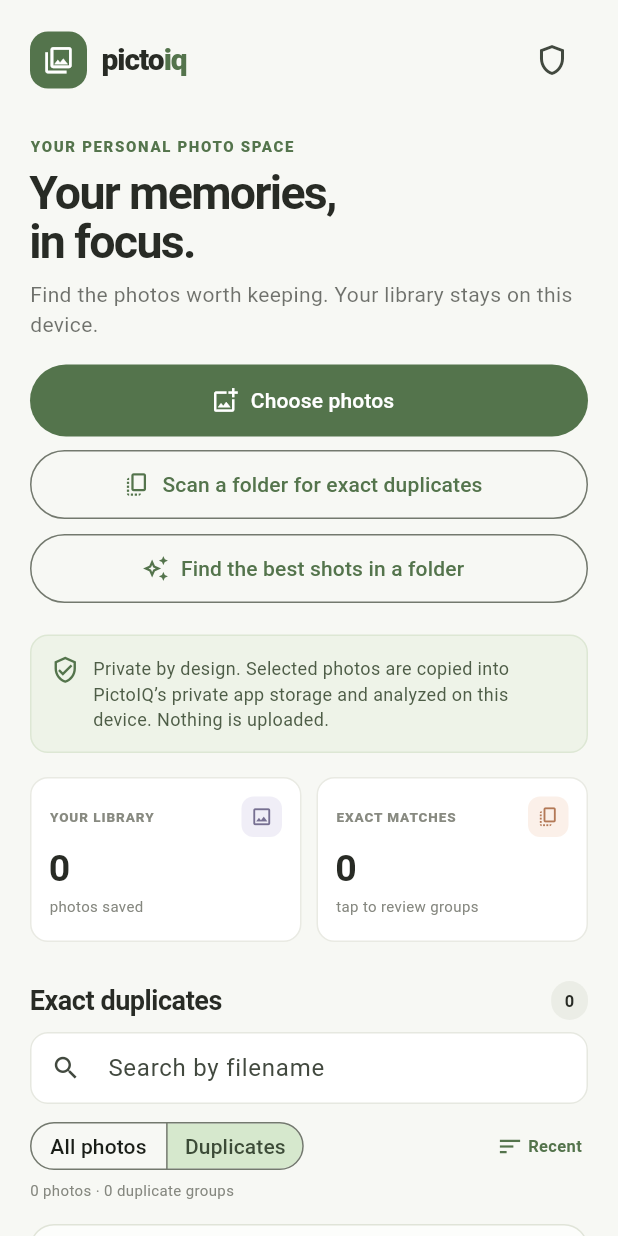
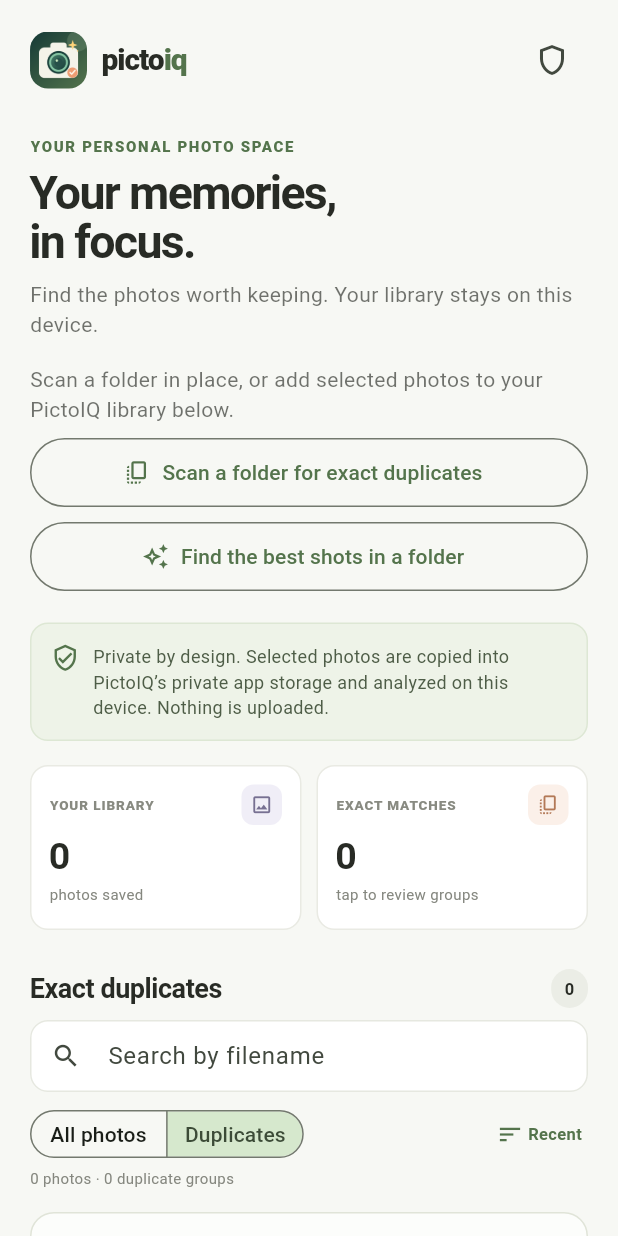
Before and after one commit to bp-develop/PictoIQ, a Flutter app: the screen it shows after launch, after a tap on "EXACT MATCHES", on a phone screen of 412 x 824 dp. Run offline on Flutter 3.47's test engine with Material 3 defaults, Android fonts, the phone set to English and light mode, and no system bars; our stand-ins replace image_picker, sqflite; missing offline and left inert: google_mlkit_face_detection, saf; accounts and stored records are empty.

Commit message:
Refine library import and scan navigation

```diff
--- a/mobile/lib/main.dart
+++ b/mobile/lib/main.dart
@@ -46,6 +46,7 @@ class _LibraryPageState extends State<LibraryPage> {
   final _picker = ImagePicker();
   final _folderScanner = FolderDuplicateScanner();
   final _searchController = TextEditingController();
+  final _libraryHeadingKey = GlobalKey();
   List<PhotoAsset> _photos = [];
   FolderScanResult? _folderScan;
   FolderScanResult? _bestShotsScan;
@@ -154,6 +155,7 @@ class _LibraryPageState extends State<LibraryPage> {
             _folderScan = result;
           }
         });
+        _scrollToLibrary();
         _showMessage(
           result.duplicateGroups.isEmpty
               ? bestShots
@@ -184,6 +186,19 @@ class _LibraryPageState extends State<LibraryPage> {
         });
       }
     }
+  }
+
+  void _scrollToLibrary() {
+    WidgetsBinding.instance.addPostFrameCallback((_) {
+      final target = _libraryHeadingKey.currentContext;
+      if (!mounted || target == null) return;
+      Scrollable.ensureVisible(
+        target,
+        alignment: 0,
+        duration: const Duration(milliseconds: 450),
+        curve: Curves.easeOutCubic,
+      );
+    });
   }
 
   Future<void> _deleteNewerCopies(FolderDuplicateGroup group) async {
@@ -475,19 +490,6 @@ class _LibraryPageState extends State<LibraryPage> {
                 child: _summary(duplicateGroups.length),
               ),
             ),
-            SliverPadding(
-              padding: const EdgeInsets.fromLTRB(20, 22, 20, 8),
-              sliver: SliverToBoxAdapter(
-                child: _libraryHeading(visiblePhotos.length),
-              ),
-            ),
-            if (!_loading)
-              SliverPadding(
-                padding: const EdgeInsets.fromLTRB(20, 0, 20, 8),
-                sliver: SliverToBoxAdapter(
-                  child: _libraryControls(duplicateGroups),
-                ),
-              ),
             if ((_scanningFolder && !_scanningBestShots) ||
                 _folderScan != null ||
                 _folderScanError != null)
@@ -504,6 +506,20 @@ class _LibraryPageState extends State<LibraryPage> {
                 padding: const EdgeInsets.fromLTRB(20, 0, 20, 12),
                 sliver: SliverToBoxAdapter(
                   child: _folderScanSection(bestShots: true),
+                ),
+              ),
+            SliverPadding(
+              padding: const EdgeInsets.fromLTRB(20, 22, 20, 8),
+              sliver: SliverToBoxAdapter(
+                key: _libraryHeadingKey,
+                child: _libraryHeading(visiblePhotos.length),
+              ),
+            ),
+            if (!_loading)
+              SliverPadding(
+                padding: const EdgeInsets.fromLTRB(20, 0, 20, 8),
+                sliver: SliverToBoxAdapter(
+                  child: _libraryControls(duplicateGroups),
                 ),
               ),
             if (_loading)
@@ -567,17 +583,13 @@ class _LibraryPageState extends State<LibraryPage> {
     children: [
       Row(
         children: [
-          Container(
-            width: 38,
-            height: 38,
-            decoration: BoxDecoration(
-              color: _green,
-              borderRadius: BorderRadius.circular(12),
-            ),
-            child: const Icon(
-              Icons.photo_library_outlined,
-              color: Colors.white,
-              size: 21,
+          ClipRRect(
+            borderRadius: BorderRadius.circular(12),
+            child: Image.asset(
+              'assets/brand/pictoiq-icon.png',
+              width: 38,
+              height: 38,
+              fit: BoxFit.cover,
             ),
           ),
           const SizedBox(width: 10),
@@ -634,26 +646,9 @@ class _LibraryPageState extends State<LibraryPage> {
         style: TextStyle(color: _ink.withValues(alpha: .66), height: 1.45),
       ),
       const SizedBox(height: 17),
-      SizedBox(
-        width: double.infinity,
-        child: FilledButton.icon(
-          onPressed: _loading || _importing || _scanningFolder
-              ? null
-              : _choosePhotos,
-          icon: _importing
-              ? const SizedBox(
-                  width: 18,
-                  height: 18,
-                  child: CircularProgressIndicator(strokeWidth: 2),
-                )
-              : const Icon(Icons.add_photo_alternate_outlined),
-          label: Text(_importing ? 'Adding photos…' : 'Choose photos'),
-          style: FilledButton.styleFrom(
-            minimumSize: const Size.fromHeight(48),
-            backgroundColor: _green,
-            foregroundColor: Colors.white,
-          ),
-        ),
+      Text(
+        'Scan a folder in place, or add selected photos to your PictoIQ library below.',
+        style: TextStyle(color: _ink.withValues(alpha: .66), height: 1.45),
       ),
       if (Platform.isAndroid) ...[
         const SizedBox(height: 8),
@@ -848,6 +843,27 @@ class _LibraryPageState extends State<LibraryPage> {
           style: const TextStyle(fontSize: 11, fontWeight: FontWeight.w700),
         ),
       ),
+      if (!_duplicatesOnly) ...[
+        const SizedBox(width: 8),
+        OutlinedButton.icon(
+          onPressed: _loading || _importing || _scanningFolder
+              ? null
+              : _choosePhotos,
+          icon: _importing
+              ? const SizedBox(
+                  width: 15,
+                  height: 15,
+                  child: CircularProgressIndicator(strokeWidth: 2),
+                )
+              : const Icon(Icons.add_photo_alternate_outlined, size: 17),
+          label: Text(_importing ? 'Adding…' : 'Add photos'),
+          style: OutlinedButton.styleFrom(
+            foregroundColor: _green,
+            visualDensity: VisualDensity.compact,
+            padding: const EdgeInsets.symmetric(horizontal: 10),
+          ),
+        ),
+      ],
     ],
   );
 
--- a/mobile/pubspec.yaml
+++ b/mobile/pubspec.yaml
@@ -62,6 +62,9 @@ flutter:
   # the material Icons class.
   uses-material-design: true
 
+  assets:
+    - assets/brand/pictoiq-icon.png
+
   # To add assets to your application, add an assets section, like this:
   # assets:
   #   - images/a_dot_burr.jpeg
```
